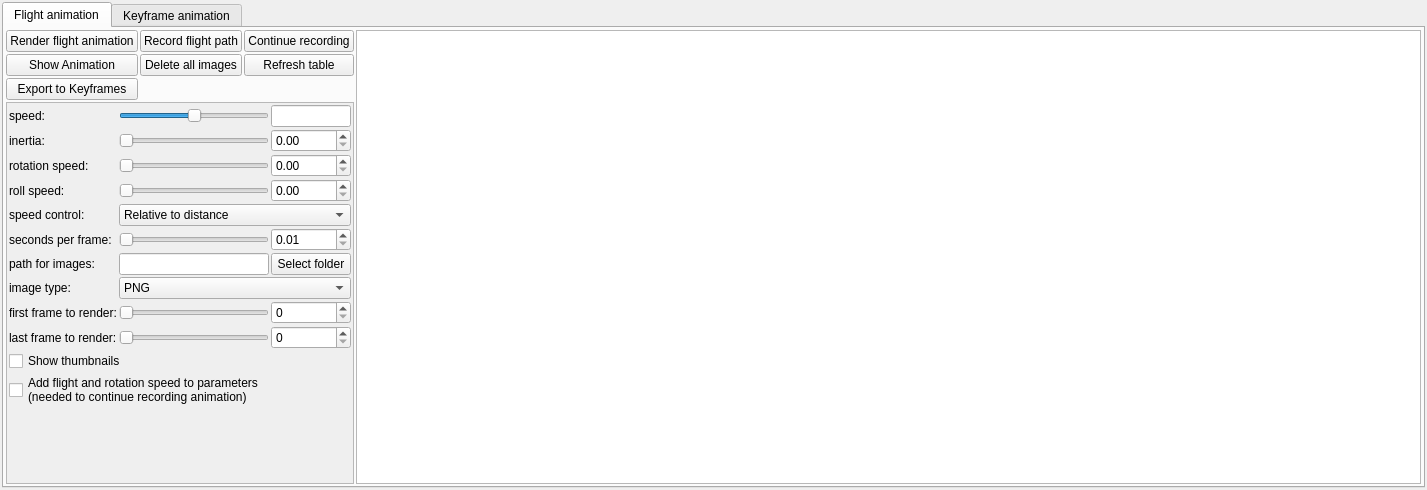
This is mandelbulber2/qt/dock_animation.ui in buddhi1980/mandelbulber2 as Qt 5 draws it before an edit. The edited form follows.
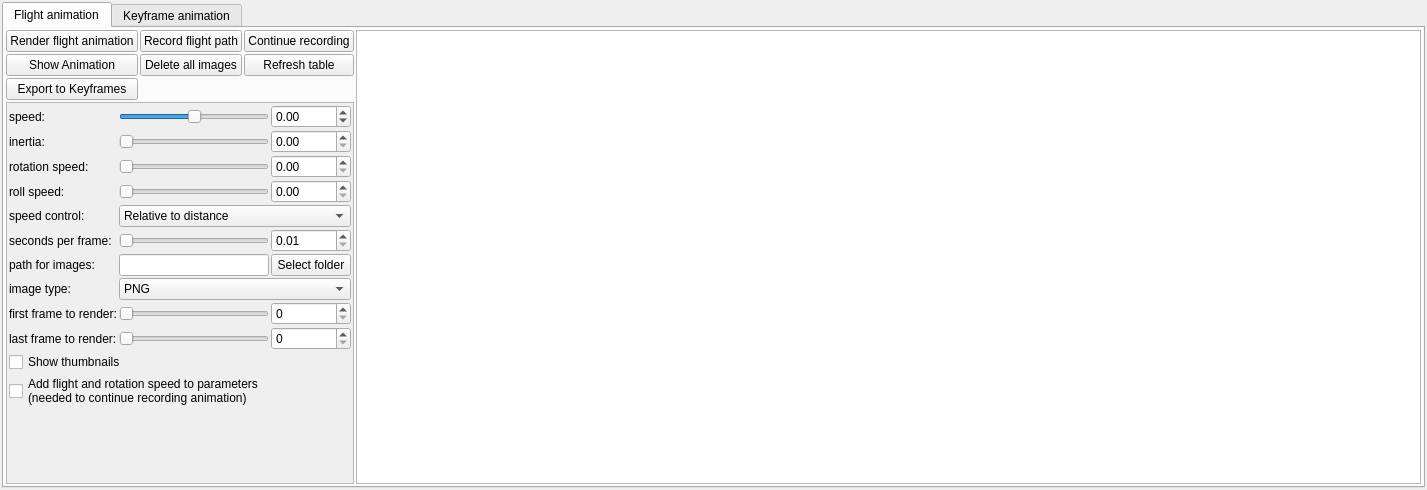
This is the edited form. Icons and pictures are not drawn. Custom widgets are drawn as their Qt base class.

The edit to the form file:
```diff
--- a/mandelbulber2/qt/dock_animation.ui
+++ b/mandelbulber2/qt/dock_animation.ui
@@ -318,7 +318,7 @@
                 </widget>
                </item>
                <item row="0" column="2">
-                <widget class="MyLineEdit" name="logedit_flight_speed">
+                <widget class="MyDoubleSpinBox" name="spinbox_flight_speed">
                  <property name="sizePolicy">
                   <sizepolicy hsizetype="Expanding" vsizetype="Maximum">
                    <horstretch>1</horstretch>
@@ -328,6 +328,18 @@
                  <property name="toolTip">
                   <string>&lt;html&gt;&lt;head/&gt;&lt;body&gt;&lt;p&gt;Controls flight speed. &lt;/p&gt;&lt;p&gt;If you click left mouse button, speed will be increased&lt;/p&gt;&lt;p&gt;If you click right mouse button, speed will be decreased&lt;/p&gt;&lt;/body&gt;&lt;/html&gt;</string>
                  </property>
+                 <property name="decimals">
+                  <number>2</number>
+                 </property>
+                 <property name="minimum">
+                  <double>-1000.000000000000000</double>
+                 </property>
+                 <property name="maximum">
+                  <double>1000.000000000000000</double>
+                 </property>
+                 <property name="singleStep">
+                  <double>0.010000000000000</double>
+                 </property>
                 </widget>
                </item>
                <item row="6" column="2">
@@ -358,10 +370,10 @@
                   </size>
                  </property>
                  <property name="minimum">
-                  <number>-300</number>
+                  <number>-100000</number>
                  </property>
                  <property name="maximum">
-                  <number>300</number>
+                  <number>100000</number>
                  </property>
                  <property name="orientation">
                   <enum>Qt::Horizontal</enum>
```
Left out of the diff: 6 changed lines with no effect on the pictures.
